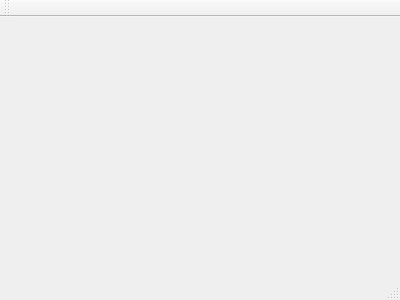
Old version of the form OsisSwitcher/mainwindow.ui in the repository omishukov/dsu_osis.
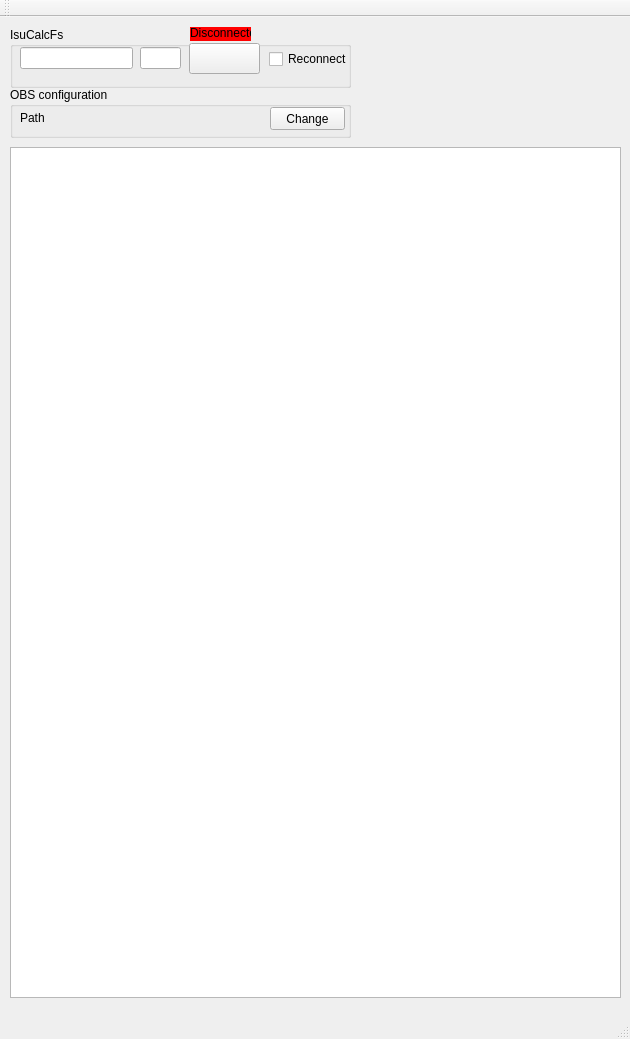
New version of the form.

What changed in the file:
```diff
--- a/OsisSwitcher/mainwindow.ui
+++ b/OsisSwitcher/mainwindow.ui
@@ -1,24 +1,170 @@
 <ui version="4.0">
  <class>MainWindow</class>
- <widget class="QMainWindow" name="MainWindow" >
-  <property name="geometry" >
+ <widget class="QMainWindow" name="MainWindow">
+  <property name="geometry">
    <rect>
     <x>0</x>
     <y>0</y>
-    <width>400</width>
-    <height>300</height>
+    <width>630</width>
+    <height>1039</height>
    </rect>
   </property>
   <property name="windowTitle" >
    <string>MainWindow</string>
   </property>
-  <widget class="QMenuBar" name="menuBar" />
-  <widget class="QToolBar" name="mainToolBar" />
-  <widget class="QWidget" name="centralWidget" />
-  <widget class="QStatusBar" name="statusBar" />
+  <widget class="QWidget" name="centralWidget">
+   <widget class="QGroupBox" name="ObsConfigPathGB">
+    <property name="geometry">
+     <rect>
+      <x>10</x>
+      <y>70</y>
+      <width>341</width>
+      <height>51</height>
+     </rect>
+    </property>
+    <property name="title">
+     <string>OBS configuration</string>
+    </property>
+    <widget class="QLabel" name="ObsConfigPathLabel">
+     <property name="geometry">
+      <rect>
+       <x>10</x>
+       <y>20</y>
+       <width>251</width>
+       <height>21</height>
+      </rect>
+     </property>
+     <property name="text">
+      <string>Path</string>
+     </property>
+    </widget>
+    <widget class="QPushButton" name="ChangeObsConfigPathPB">
+     <property name="geometry">
+      <rect>
+       <x>260</x>
+       <y>20</y>
+       <width>75</width>
+       <height>23</height>
+      </rect>
+     </property>
+     <property name="text">
+      <string>Change</string>
+     </property>
+    </widget>
+   </widget>
+   <widget class="QTableView" name="ActionToSceneQTV">
+    <property name="geometry">
+     <rect>
+      <x>10</x>
+      <y>130</y>
+      <width>611</width>
+      <height>851</height>
+     </rect>
+    </property>
+    <property name="sizeAdjustPolicy">
+     <enum>QAbstractScrollArea::AdjustIgnored</enum>
+    </property>
+   </widget>
+   <widget class="QGroupBox" name="IsuCalcFs_GB">
+    <property name="geometry">
+     <rect>
+      <x>10</x>
+      <y>10</y>
+      <width>341</width>
+      <height>61</height>
+     </rect>
+    </property>
+    <property name="title">
+     <string>IsuCalcFs</string>
+    </property>
+    <widget class="QLineEdit" name="IsuCalcIP_LE">
+     <property name="geometry">
+      <rect>
+       <x>10</x>
+       <y>20</y>
+       <width>113</width>
+       <height>22</height>
+      </rect>
+     </property>
+    </widget>
+    <widget class="QLineEdit" name="IsuCalcPort_LE">
+     <property name="geometry">
+      <rect>
+       <x>130</x>
+       <y>20</y>
+       <width>41</width>
+       <height>22</height>
+      </rect>
+     </property>
+    </widget>
+    <widget class="QPushButton" name="Connect_PB">
+     <property name="geometry">
+      <rect>
+       <x>179</x>
+       <y>16</y>
+       <width>71</width>
+       <height>31</height>
+      </rect>
+     </property>
+     <property name="text">
+      <string/>
+     </property>
+    </widget>
+    <widget class="QCheckBox" name="Reconnect_CB">
+     <property name="geometry">
+      <rect>
+       <x>259</x>
+       <y>22</y>
+       <width>81</width>
+       <height>20</height>
+      </rect>
+     </property>
+     <property name="text">
+      <string>Reconnect</string>
+     </property>
+     <property name="tristate">
+      <bool>false</bool>
+     </property>
+    </widget>
+    <widget class="QLabel" name="IsuCalcLinkStatus">
+     <property name="geometry">
+      <rect>
+       <x>180</x>
+       <y>-2</y>
+       <width>61</width>
+       <height>16</height>
+      </rect>
+     </property>
+     <property name="styleSheet">
+      <string notr="true">background-color: red;</string>
+     </property>
+     <property name="text">
+      <string>Disconnected</string>
+     </property>
+    </widget>
+   </widget>
+  </widget>
+  <widget class="QMenuBar" name="menuBar">
+   <property name="geometry">
+    <rect>
+     <x>0</x>
+     <y>0</y>
+     <width>630</width>
+     <height>21</height>
+    </rect>
+   </property>
+  </widget>
+  <widget class="QToolBar" name="mainToolBar">
+   <attribute name="toolBarArea">
+    <enum>TopToolBarArea</enum>
+   </attribute>
+   <attribute name="toolBarBreak">
+    <bool>false</bool>
+   </attribute>
+  </widget>
+  <widget class="QStatusBar" name="statusBar"/>
  </widget>
- <layoutDefault spacing="6" margin="11" />
- <pixmapfunction></pixmapfunction>
+ <layoutdefault spacing="6" margin="11"/>
  <resources/>
  <connections/>
 </ui>
```
Left out of the diff: 3 changed lines with no effect on the pictures.
